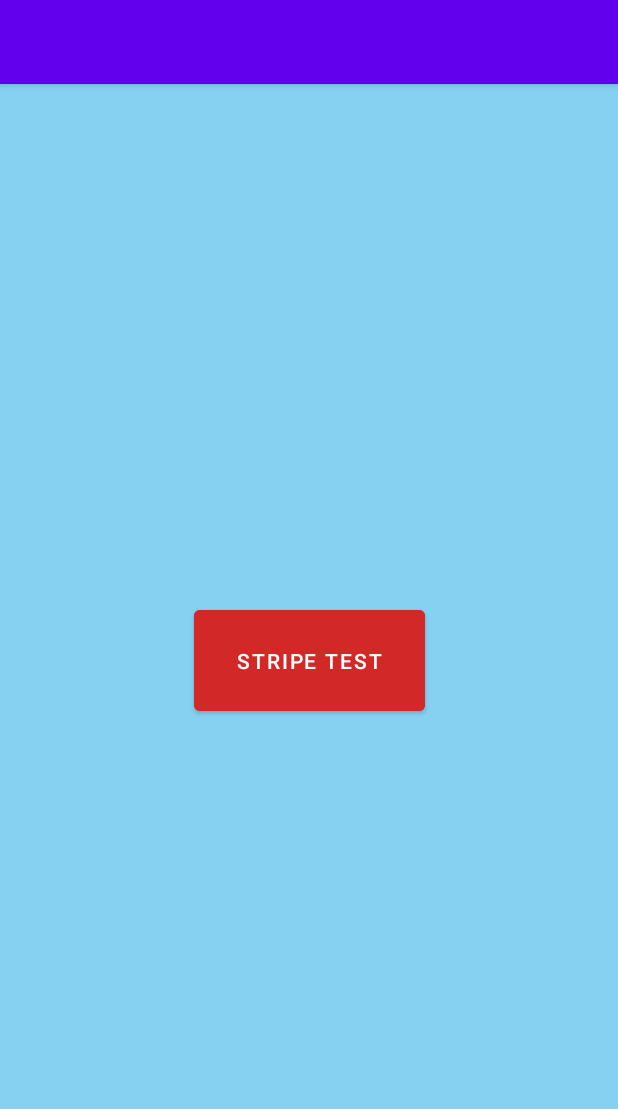
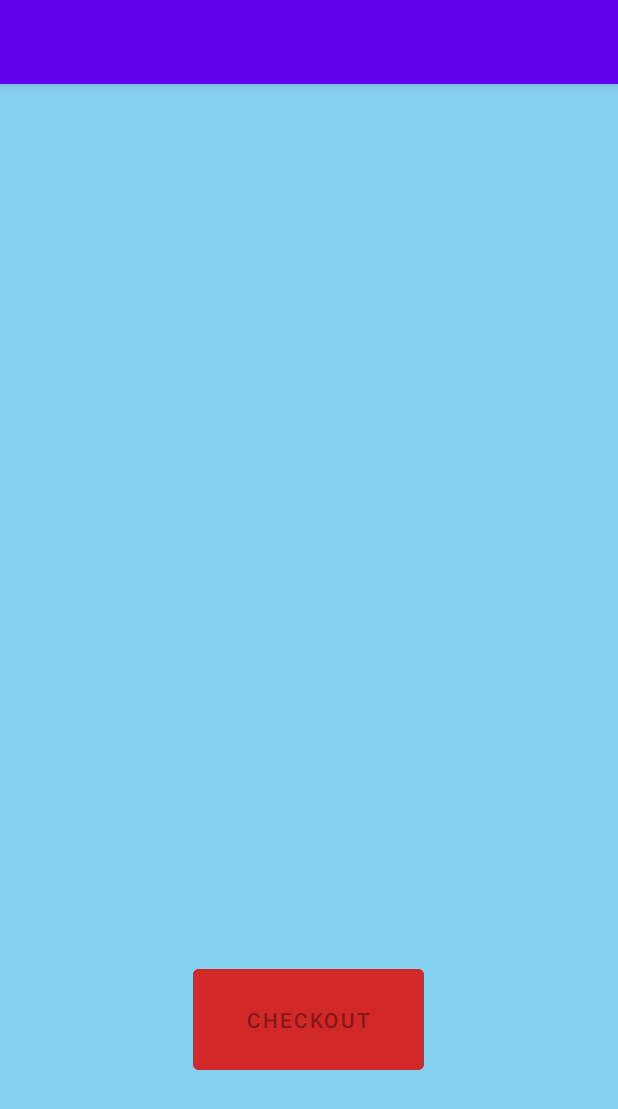
Before and after one commit to Hsin-Hung/FitnessApp, an Android app: the StripeActivity screen opened directly, with no data from a screen before it, on a phone screen of 412 x 824 dp. Shown: the top 1109 px of the screen. Run offline under Robolectric (Android 15) with nearby library versions, the phone set to English and light mode, and no system bars; libraries missing offline, so code that uses them is left out: com.stripe.android; 2 statements that could not run were skipped.

Commit message:
add stripe

```diff
--- a/FitnessApp/app/build.gradle
+++ b/FitnessApp/app/build.gradle
@@ -43,6 +43,7 @@
     implementation platform('com.google.firebase:firebase-bom:26.7.0')
     implementation 'com.google.firebase:firebase-analytics'
     implementation 'com.google.firebase:firebase-auth'
-
+    implementation 'com.github.stripe:stripe-android:mc-beta-1-SNAPSHOT'
+    implementation 'com.squareup.okhttp3:okhttp:4.9.0'
     implementation 'com.google.android.gms:play-services-wallet:18.1.2'
 }
--- a/FitnessApp/app/src/main/java/com/example/fitnessapp/StripeActivity.java
+++ b/FitnessApp/app/src/main/java/com/example/fitnessapp/StripeActivity.java
@@ -1,6 +1,7 @@
 package com.example.fitnessapp;
 
 import androidx.annotation.NonNull;
+import androidx.annotation.Nullable;
 import androidx.appcompat.app.AppCompatActivity;
 import androidx.core.app.ActivityCompat;
 import androidx.core.content.ContextCompat;
@@ -8,28 +9,152 @@
 import android.Manifest;
 import android.content.pm.PackageManager;
 import android.os.Bundle;
+import android.util.Log;
 import android.view.View;
+import android.widget.Button;
+import android.widget.Toast;
 
+import com.stripe.android.PaymentConfiguration;
+import com.stripe.android.paymentsheet.PaymentResult;
+import com.stripe.android.paymentsheet.PaymentSheet;
+
+import org.jetbrains.annotations.NotNull;
 import org.json.JSONArray;
 import org.json.JSONException;
 import org.json.JSONObject;
 
+import java.io.IOException;
+
+import okhttp3.Call;
+import okhttp3.Callback;
+import okhttp3.MediaType;
+import okhttp3.OkHttpClient;
+import okhttp3.Request;
+import okhttp3.RequestBody;
+import okhttp3.Response;
+import okhttp3.ResponseBody;
+
 public class StripeActivity extends AppCompatActivity {
 
+    private static final String BACKEND_URL = "https://fitnessapp501.herokuapp.com/";
+    private static final String STRIPE_PUBLISHABLE_KEY = "pk_test_51IYoiTG4EHiTjcivFbozomjXG35nqPyiiYYFKlwEMGE4YgBuccRWmph6vGhLjaURKkMloROx88jky9YLILUyNbDA00akeGEl3N";
 
+    private PaymentSheet paymentSheet;
+
+    private String paymentIntentClientSecret;
+    private String customerId;
+    private String ephemeralKeySecret;
+    private Button buyButton;
 
 
     @Override
-    protected void onCreate(Bundle savedInstanceState) {
+    protected void onCreate(@Nullable Bundle savedInstanceState) {
         super.onCreate(savedInstanceState);
+
+        // Use a layout that has a button with `android:id="@+id/buy_button"`
         setContentView(R.layout.activity_stripe);
+        buyButton = (Button) findViewById(R.id.buy_button);
 
+        buyButton.setEnabled(false);
+
+        PaymentConfiguration.init(this, STRIPE_PUBLISHABLE_KEY);
+        paymentSheet = new PaymentSheet(this, result -> {
+            onPaymentSheetResult(result);
+        });
+        buyButton.setOnClickListener(v -> presentPaymentSheet());
+
+        fetchInitData();
     }
 
+    private void fetchInitData() {
+        final String requestJson = "{}";
+        final RequestBody requestBody = RequestBody.create(
+                requestJson,
+                MediaType.get("application/json; charset=utf-8")
+        );
 
-    public void stripeTest(View view){
+        final Request request = new Request.Builder()
+                .url(BACKEND_URL + "payment-sheet")
+                .post(requestBody)
+                .build();
 
+        new OkHttpClient()
+                .newCall(request)
+                .enqueue(new Callback() {
+                    @Override
+                    public void onFailure(@NotNull Call call, @NotNull IOException e) {
+                        // Handle failure
+                        System.out.println(e);
+                    }
 
+                    @Override
+                    public void onResponse(
+                            @NotNull Call call,
+                            @NotNull Response response
+                    ) throws IOException {
+                        if (!response.isSuccessful()) {
+                            // Handle failure
 
+                        } else {
+                            final JSONObject responseJson = parseResponse(response.body());
+                            paymentIntentClientSecret = responseJson.optString("paymentIntent");
+                            customerId = responseJson.optString("customer");
+                            ephemeralKeySecret = responseJson.optString("ephemeralKey");
+
+                            runOnUiThread(() -> buyButton.setEnabled(true));
+                        }
+                    }
+                });
+    }
+
+    private JSONObject parseResponse(ResponseBody responseBody) {
+        if (responseBody != null) {
+            try {
+                return new JSONObject(responseBody.string());
+            } catch (IOException | JSONException e) {
+                Log.e("App", "Error parsing response", e);
+            }
+        }
+        return new JSONObject();
+    }
+
+    private void presentPaymentSheet() {
+
+        paymentSheet.present(
+                paymentIntentClientSecret,
+                new PaymentSheet.Configuration(
+                        "Example, Inc.",
+                        new PaymentSheet.CustomerConfiguration(
+                                customerId,
+                                ephemeralKeySecret
+                        )
+                )
+        );
+    }
+
+    private void onPaymentSheetResult(
+            final PaymentResult paymentResult
+    ) {
+        if (paymentResult instanceof PaymentResult.Canceled) {
+            Toast.makeText(
+                    this,
+                    "Payment Canceled",
+                    Toast.LENGTH_LONG
+            ).show();
+        } else if (paymentResult instanceof PaymentResult.Failed) {
+            Toast.makeText(
+                    this,
+                    "Payment Failed. See logcat for details.",
+                    Toast.LENGTH_LONG
+            ).show();
+
+            Log.e("App", "Got error: ", ((PaymentResult.Failed) paymentResult).getError());
+        } else if (paymentResult instanceof PaymentResult.Completed) {
+            Toast.makeText(
+                    this,
+                    "Payment Complete",
+                    Toast.LENGTH_LONG
+            ).show();
+        }
     }
 }
--- a/FitnessApp/app/src/main/res/layout/activity_stripe.xml
+++ b/FitnessApp/app/src/main/res/layout/activity_stripe.xml
@@ -8,26 +8,16 @@
     tools:context=".StripeActivity">
 
     <Button
-        android:id="@+id/stripeBTN"
+        android:id="@+id/buy_button"
         android:layout_width="154dp"
         android:layout_height="79dp"
         android:backgroundTint="#D32828"
-        android:onClick="stripeTest"
-        android:text="Stripe Test"
+        android:text="Checkout"
         app:layout_constraintBottom_toBottomOf="parent"
         app:layout_constraintEnd_toEndOf="parent"
+        app:layout_constraintHorizontal_bias="0.498"
         app:layout_constraintStart_toStartOf="parent"
-        app:layout_constraintTop_toTopOf="parent" />
+        app:layout_constraintTop_toTopOf="parent"
+        app:layout_constraintVertical_bias="0.848" />
 
-    <TextView
-        android:id="@+id/stripeResTV"
-        android:layout_width="345dp"
-        android:layout_height="196dp"
-        android:gravity="center"
-        android:textColor="#000000"
-        android:textSize="24sp"
-        app:layout_constraintBottom_toBottomOf="parent"
-        app:layout_constraintEnd_toEndOf="parent"
-        app:layout_constraintStart_toStartOf="parent"
-        app:layout_constraintTop_toBottomOf="@+id/stripeBTN" />
 </androidx.constraintlayout.widget.ConstraintLayout>
--- a/FitnessApp/build.gradle
+++ b/FitnessApp/build.gradle
@@ -16,6 +16,7 @@
     repositories {
         google()
         jcenter()
+        maven { url 'https://jitpack.io' }
     }
 }
 
```
